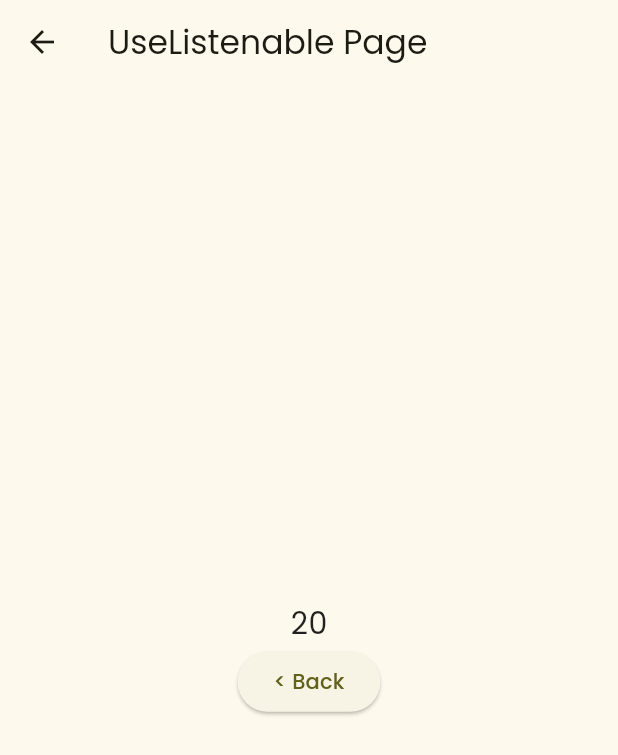
After one commit to wadpas/hooks_flutter_state, a Flutter app: the UseListenablePage screen opened by its route, on a phone screen of 412 x 824 dp. The commit adds this screen. Shown: the top 755 px of the screen. Run offline on Flutter 3.47's test engine with Material 2 defaults, Android fonts, the phone set to English and light mode, and no system bars; our stand-ins replace flutter_hooks, google_fonts.

Commit message:
added UseListenablePage

```diff
--- a/lib/main.dart
+++ b/lib/main.dart
@@ -1,6 +1,7 @@
 import 'package:flutter/material.dart';
 import 'package:google_fonts/google_fonts.dart';
 import 'package:hooks_flutter_state/pages/useFuture_page.dart';
+import 'package:hooks_flutter_state/pages/useListenable_page.dart';
 import 'package:hooks_flutter_state/pages/useState_page.dart';
 import 'package:hooks_flutter_state/pages/useStream_page.dart';
 
@@ -26,7 +27,8 @@ class MyApp extends StatelessWidget {
       routes: {
         '/useStream-page': (context) => const UseStreamPage(),
         '/useState-page': (context) => const UseStatePage(),
-        '/useFuture-page': (context) => const UseFuturePage()
+        '/useFuture-page': (context) => const UseFuturePage(),
+        '/useListenable-page': (context) => const UseListenablePage(),
       },
     );
   }
@@ -64,6 +66,12 @@ class HomePage extends StatelessWidget {
               },
               child: const Text('UseFuture Page'),
             ),
+            ElevatedButton(
+              onPressed: () {
+                Navigator.of(context).pushNamed('/useListenable-page');
+              },
+              child: const Text('UseListenable Page'),
+            ),
           ],
         ),
       ),
--- /dev/null
+++ b/lib/pages/useListenable_page.dart
@@ -0,0 +1,59 @@
+import 'dart:async';
+
+import 'package:flutter/material.dart';
+import 'package:flutter_hooks/flutter_hooks.dart';
+
+class CountDown extends ValueNotifier<int> {
+  late StreamSubscription sub;
+  CountDown({required int from}) : super(from) {
+    sub = Stream.periodic(
+      const Duration(seconds: 1),
+      (value) => from - value * 2,
+    ).takeWhile((value) => value >= 0).listen((value) {
+      this.value = value;
+    });
+  }
+  @override
+  void dispose() {
+    sub.cancel();
+    super.dispose();
+  }
+}
+
+class UseListenablePage extends HookWidget {
+  const UseListenablePage({super.key});
+
+  @override
+  Widget build(BuildContext context) {
+    final countDown = useMemoized(
+      () => CountDown(from: 20),
+    );
+    final notifier = useListenable(countDown);
+
+    return Scaffold(
+      appBar: AppBar(
+        title: const Text('UseListenable Page'),
+      ),
+      body: SizedBox(
+        width: double.infinity,
+        child: Column(
+          mainAxisAlignment: MainAxisAlignment.center,
+          children: [
+            Text(
+              notifier.value.toString(),
+              style: const TextStyle(
+                fontSize: 20,
+              ),
+            ),
+            ElevatedButton(
+              onPressed: () {
+                Navigator.of(context).pop();
+              },
+              child: const Text("< Back"),
+            )
+          ],
+        ),
+      ),
+    );
+  }
+}
```
